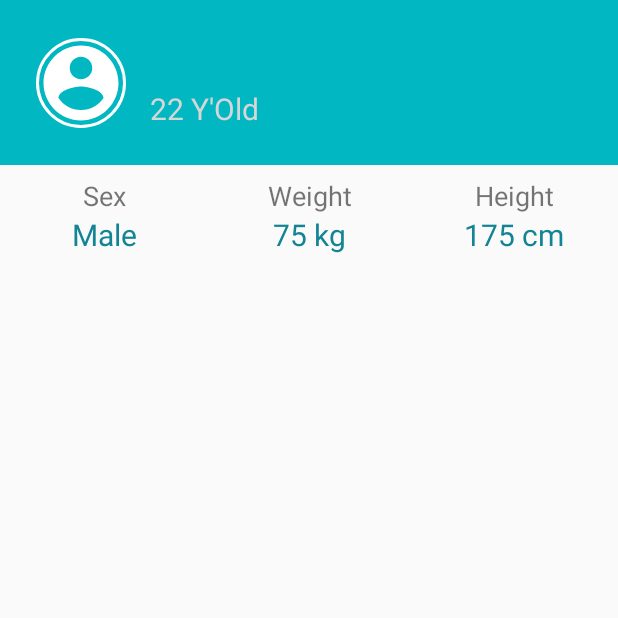
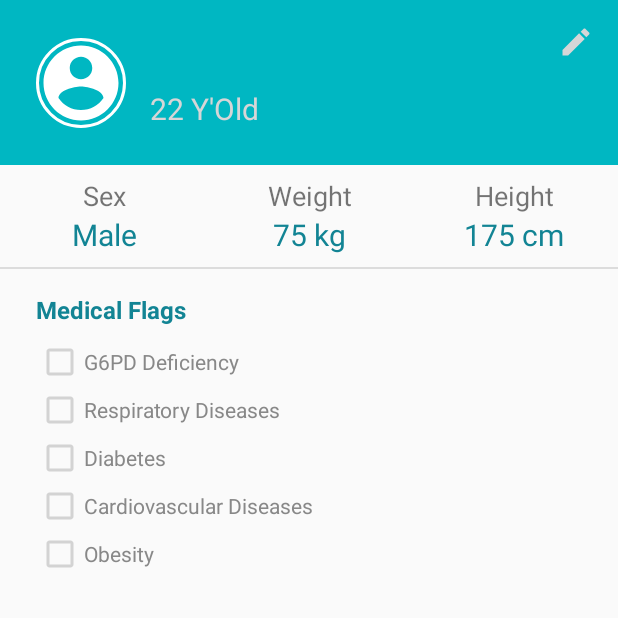
Before and after one commit to openmymed/access.md, an Android app: the ProfileActivity screen opened directly, with no data from a screen before it, on a phone screen of 412 x 824 dp, the top half of it. Run offline under Robolectric (Android 15) with nearby library versions, the phone set to English and light mode, and no system bars; our stand-ins replace CircleImageView; libraries missing offline, so code that uses them is left out: io.paperdb; 11 statements that could not run were skipped.

Commit message:
added medical flags to profile screen

```diff
--- a/android/app/src/main/java/me/kisoft/covid19/ProfileActivity.java
+++ b/android/app/src/main/java/me/kisoft/covid19/ProfileActivity.java
@@ -1,11 +1,11 @@
 package me.kisoft.covid19;
 
-import androidx.appcompat.app.AppCompatActivity;
-
 import android.os.Bundle;
-import android.util.Log;
+import android.widget.CheckBox;
 import android.widget.ImageView;
 import android.widget.TextView;
+
+import androidx.appcompat.app.AppCompatActivity;
 
 import io.paperdb.Paper;
 import me.kisoft.covid19.models.Patient;
@@ -20,6 +20,12 @@ public class ProfileActivity extends AppCompatActivity {
     private TextView tvUserWeight;
     private TextView tvUserHeight;
 
+    private CheckBox chkG6PD;
+    private CheckBox chkObesity;
+    private CheckBox chkDiabetes;
+    private CheckBox chkRespiratory;
+    private CheckBox chkCardiovascular;
+
     @Override
     protected void onCreate(Bundle savedInstanceState) {
         super.onCreate(savedInstanceState);
@@ -33,6 +39,12 @@ public class ProfileActivity extends AppCompatActivity {
         tvUserSex = findViewById(R.id.tv_user_sex);
         tvUserWeight = findViewById(R.id.tv_user_weight);
         tvUserHeight = findViewById(R.id.tv_user_height);
+
+        chkG6PD = findViewById(R.id.chk_g6pd);
+        chkRespiratory = findViewById(R.id.chk_respiratory);
+        chkCardiovascular = findViewById(R.id.chk_cardiovascular);
+        chkDiabetes = findViewById(R.id.chk_diabetes);
+        chkObesity = findViewById(R.id.chk_obesity);
         // placing data in their place..
         String fullName = currentPatient.getFirstName() + " " + currentPatient.getLastName();
         tvUserFullName.setText(fullName);
@@ -40,5 +52,13 @@ public class ProfileActivity extends AppCompatActivity {
         tvUserSex.setText(currentPatient.getProfile().getSex().toString());
         tvUserWeight.setText(currentPatient.getProfile().getWeight() + " kg");
         tvUserHeight.setText(currentPatient.getProfile().getHeight() + " cm");
+
+        chkG6PD.setChecked(currentPatient.getProfile().isG6pdDeficiency());
+        chkRespiratory.setChecked(currentPatient.getProfile().isRespiratoryDiseases());
+        chkCardiovascular.setChecked(currentPatient.getProfile().isCardiovascularDiseases());
+        chkDiabetes.setChecked(currentPatient.getProfile().isDiabetes());
+        chkObesity.setChecked(currentPatient.getProfile().isObesity());
     }
+
+
 }
--- /dev/null
+++ b/android/app/src/main/res/drawable/ic_edit_black_24dp.xml
@@ -0,0 +1,9 @@
+<vector xmlns:android="http://schemas.android.com/apk/res/android"
+    android:width="24dp"
+    android:height="24dp"
+    android:viewportWidth="24.0"
+    android:viewportHeight="24.0">
+    <path
+        android:fillColor="#FF000000"
+        android:pathData="M3,17.25V21h3.75L17.81,9.94l-3.75,-3.75L3,17.25zM20.71,7.04c0.39,-0.39 0.39,-1.02 0,-1.41l-2.34,-2.34c-0.39,-0.39 -1.02,-0.39 -1.41,0l-1.83,1.83 3.75,3.75 1.83,-1.83z" />
+</vector>
--- a/android/app/src/main/res/layout/activity_profile.xml
+++ b/android/app/src/main/res/layout/activity_profile.xml
@@ -52,9 +52,21 @@
             app:layout_constraintStart_toStartOf="@+id/tv_user_full_name"
             app:layout_constraintTop_toBottomOf="@+id/tv_user_full_name" />
 
+        <ImageView
+            android:id="@+id/img_edit_profile"
+            android:layout_width="wrap_content"
+            android:layout_height="wrap_content"
+            android:layout_marginTop="16dp"
+            android:layout_marginEnd="16dp"
+            android:tint="@color/white"
+            app:layout_constraintEnd_toEndOf="parent"
+            app:layout_constraintTop_toTopOf="parent"
+            app:srcCompat="@drawable/ic_edit_black_24dp" />
+
     </androidx.constraintlayout.widget.ConstraintLayout>
 
     <LinearLayout
+        android:id="@+id/linearLayout2"
         android:layout_width="0dp"
         android:layout_height="wrap_content"
         android:layout_marginStart="1dp"
@@ -101,16 +113,16 @@
                 android:layout_height="wrap_content"
                 android:text="@string/title_weight"
                 android:textAlignment="center"
-                android:textSize="18sp"/>
+                android:textSize="18sp" />
 
             <TextView
                 android:id="@+id/tv_user_weight"
                 android:layout_width="match_parent"
                 android:layout_height="wrap_content"
                 android:text="75 kg"
+                android:textAlignment="center"
                 android:textColor="@color/colorAccent"
-                android:textSize="20sp"
-                android:textAlignment="center" />
+                android:textSize="20sp" />
         </LinearLayout>
 
         <LinearLayout
@@ -125,17 +137,95 @@
                 android:layout_height="wrap_content"
                 android:text="@string/title_height"
                 android:textAlignment="center"
-                android:textSize="18sp"/>
+                android:textSize="18sp" />
 
             <TextView
                 android:id="@+id/tv_user_height"
                 android:layout_width="match_parent"
                 android:layout_height="wrap_content"
                 android:text="175 cm"
+                android:textAlignment="center"
                 android:textColor="@color/colorAccent"
-                android:textSize="20sp"
-                android:textAlignment="center" />
+                android:textSize="20sp" />
 
         </LinearLayout>
     </LinearLayout>
+
+    <TextView
+        android:id="@+id/textView18"
+        android:layout_width="wrap_content"
+        android:layout_height="wrap_content"
+        android:layout_marginStart="24dp"
+        android:layout_marginTop="16dp"
+        android:text="@string/medical_flags_title"
+        android:textColor="@color/colorAccent"
+        android:textSize="16sp"
+        android:textStyle="bold"
+        app:layout_constraintStart_toStartOf="parent"
+        app:layout_constraintTop_toBottomOf="@+id/divider" />
+
+    <LinearLayout
+        android:layout_width="wrap_content"
+        android:layout_height="wrap_content"
+        android:layout_marginStart="24dp"
+        android:layout_marginTop="8dp"
+        android:layout_marginEnd="24dp"
+        android:orientation="vertical"
+        app:layout_constraintEnd_toEndOf="parent"
+        app:layout_constraintHorizontal_bias="0.0"
+        app:layout_constraintStart_toStartOf="parent"
+        app:layout_constraintTop_toBottomOf="@+id/textView18">
+
+        <CheckBox
+            android:id="@+id/chk_g6pd"
+            android:layout_width="wrap_content"
+            android:layout_height="wrap_content"
+            android:enabled="false"
+            android:text="@string/g6pd"
+            android:textColor="#888888" />
+
+        <CheckBox
+            android:id="@+id/chk_respiratory"
+            android:layout_width="wrap_content"
+            android:layout_height="wrap_content"
+            android:enabled="false"
+            android:text="@string/respiratory"
+            android:textColor="#888888" />
+
+        <CheckBox
+            android:id="@+id/chk_diabetes"
+            android:layout_width="wrap_content"
+            android:layout_height="wrap_content"
+            android:enabled="false"
+            android:text="@string/diabetes"
+            android:textColor="#888888" />
+
+        <CheckBox
+            android:id="@+id/chk_cardiovascular"
+            android:layout_width="wrap_content"
+            android:layout_height="wrap_content"
+            android:enabled="false"
+            android:text="@string/cardiovascular"
+            android:textColor="#888888" />
+
+        <CheckBox
+            android:id="@+id/chk_obesity"
+            android:layout_width="wrap_content"
+            android:layout_height="wrap_content"
+            android:enabled="false"
+            android:text="@string/obesity"
+            android:textColor="#888888" />
+    </LinearLayout>
+
+    <View
+        android:id="@+id/divider"
+        android:layout_width="0dp"
+        android:layout_height="1dp"
+        android:layout_marginTop="8dp"
+        android:background="?android:attr/listDivider"
+        app:layout_constraintEnd_toEndOf="parent"
+        app:layout_constraintStart_toStartOf="parent"
+        app:layout_constraintTop_toBottomOf="@+id/linearLayout2" />
+
+
 </androidx.constraintlayout.widget.ConstraintLayout>
```
